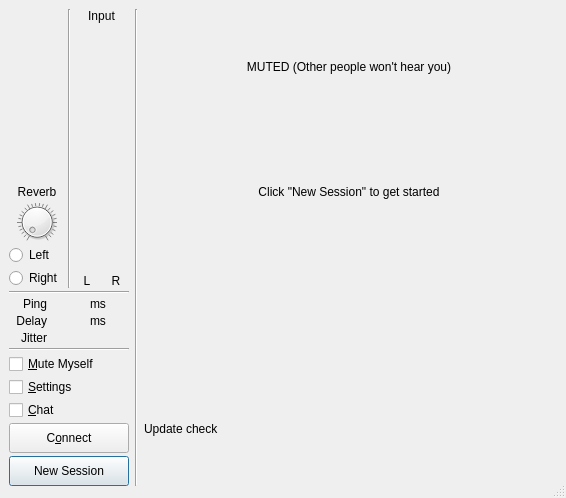
koord-live/koord-jamulus, file src/clientdlgbase.ui: the form before one commit.
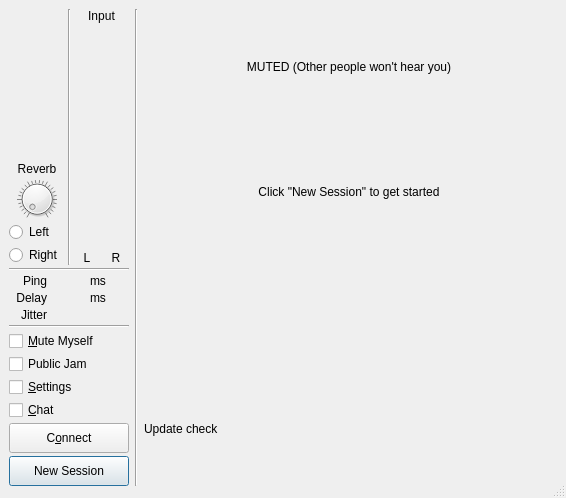
The form after the commit. Icons and pictures are not drawn. Custom widgets are drawn as their Qt base class.

Commit message: public server button

Diff of the .ui file:
```diff
--- a/src/clientdlgbase.ui
+++ b/src/clientdlgbase.ui
@@ -468,6 +468,13 @@
               </property>
              </widget>
             </item>
+            <item>
+             <widget class="QCheckBox" name="chbPubJam">
+              <property name="text">
+               <string>Public Jam</string>
+              </property>
+             </widget>
+            </item>
             <item>
              <widget class="QCheckBox" name="chbSettings">
               <property name="text">
```
Left out of the diff: 198 changed lines with no effect on the pictures. The commit also changes 6 other files.
